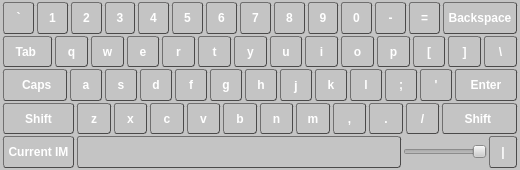
This is qin/src/QVirtualKeyboard.ui in aitjcize/Qin as Qt 5 draws it before an edit. The edited form follows.
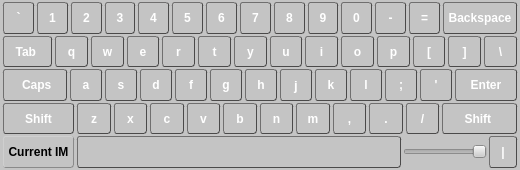
This is the edited form.

Diff of the .ui file:
```diff
--- a/qin/src/QVirtualKeyboard.ui
+++ b/qin/src/QVirtualKeyboard.ui
@@ -1553,6 +1553,58 @@
            <bold>true</bold>
           </font>
          </property>
+         <property name="styleSheet">
+          <string notr="true">QWidget {
+    background: #C4C4C4;
+}
+
+QPushButton {
+    min-height: 1.5em;
+    font: 1em;
+    /*font-weight: bold;*/
+    margin: 0 0 0 0;
+    color: black;
+    background-color: qlineargradient(x1: 0, y1: 0, x2: 0, y2: 1,
+                                      stop: 0 #FFFFFF, stop: 1 #B3B3B3);
+    border-style: groove;
+    border-width: 1px;
+	/* We don't want only one border line between buttons */
+	border-right: 0px;
+    /*border-radius: 1px;*/
+	border-color: #8A8A8A;
+}
+
+QPushButton:pressed {
+    background-color: qlineargradient(x1: 0, y1: 0, x2: 0, y2: 1,
+                                      stop: 0 #878787, stop: 1 #AFAFAF);
+}
+
+QToolButton {
+    min-height: 1.5em;
+    font: 1em;
+    font-weight: bold;
+    margin: 0 1px 0 1px;
+    color: black;
+    background-color: qlineargradient(x1: 0, y1: 0, x2: 0, y2: 1,
+                                      stop: 0 #FFFFFF, stop: 1 #B3B3B3);
+    border-style: outset;
+    border-radius: 3px;
+    border-width: 1px;
+	border-color: #8A8A8A;
+}
+ 
+/* This is style when button is pressed */
+QToolButton:pressed {
+    background-color: qlineargradient(x1: 0, y1: 0, x2: 0, y2: 1,
+                                      stop: 0 #74c200, stop: 1 #3ca700);
+}
+
+QToolButton:on {
+    background-color: qlineargradient(x1: 0, y1: 0, x2: 0, y2: 1,
+                                      stop: 0 #74c200, stop: 1 #3ca700);
+}
+</string>
+         </property>
          <property name="text">
           <string>Current IM</string>
          </property>
```
Left out of the diff: 2 changed lines with no effect on the pictures.
